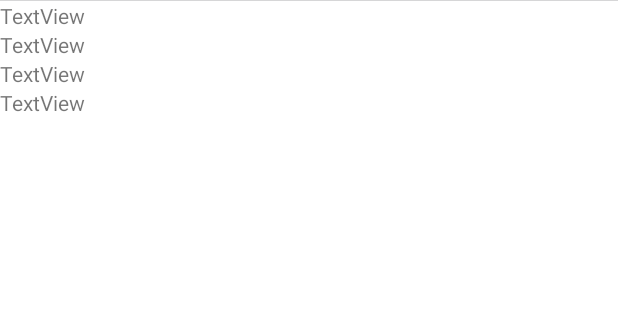
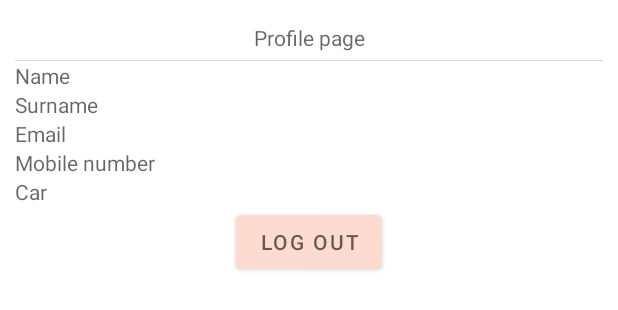
Before and after one commit to blancadomene/Driverse-Frontend, an Android app: the layout fragment_profile.xml on its own in the app's theme, with its tools: preview values and no code run, on a phone screen of 412 x 824 dp. Shown: the top 310 px of the screen. Run offline under Robolectric (Android 15) with nearby library versions, the phone set to English and light mode, and no system bars.

```diff
--- a/app/src/main/java/com/blancadomene/tfg/availableDaysOfWeek.java
+++ b/app/src/main/java/com/blancadomene/tfg/AvailableDaysOfWeek.java
@@ -8,7 +8,7 @@ import android.view.View;
 import android.view.ViewGroup;
 import android.widget.LinearLayout;
 
-public class availableDaysOfWeek extends LinearLayout {
+public class AvailableDaysOfWeek extends LinearLayout {
     View view;
     View monday;
     View tuesday;
@@ -18,7 +18,7 @@ public class availableDaysOfWeek extends LinearLayout {
     View saturday;
     View sunday;
 
-    public availableDaysOfWeek(Context context, AttributeSet attrs) {
+    public AvailableDaysOfWeek(Context context, AttributeSet attrs) {
         super(context, attrs);
 
         LayoutInflater inflater = (LayoutInflater)
--- a/app/src/main/java/com/blancadomene/tfg/RideDetailsFragment.java
+++ b/app/src/main/java/com/blancadomene/tfg/RideDetailsFragment.java
@@ -109,7 +109,7 @@ public class RideDetailsFragment extends Fragment {
                 ride.getEndDate().get(Calendar.DAY_OF_MONTH),
                 ride.getEndDate().get(Calendar.MONTH),
                 ride.getEndDate().get(Calendar.YEAR)));
-        //availableDaysOfWeek viewAv = (availableDaysOfWeek) getActivity().findViewById(R.id.fragment_ride_details_days_of_week_view);
+        //AvailableDaysOfWeek viewAv = (AvailableDaysOfWeek) getActivity().findViewById(R.id.fragment_ride_details_days_of_week_view);
         //boolean[] rdfAvailableDaysOfWeek = ride.getAvailableDaysOfWeek();
         //boolean[] rdfAvailableDaysOfWeek = new boolean[7];
         //viewAv.setEnabledDaysOfWeek(rdfAvailableDaysOfWeek);
--- a/app/src/main/java/com/blancadomene/tfg/User.java
+++ b/app/src/main/java/com/blancadomene/tfg/User.java
@@ -12,7 +12,6 @@ public class User {
     private String mobilePhone; // TODO: check valid
     private Image photo;
     private String car;
-
     private String preferences;
 
     public User(String name, String surName, String email, String phone) {
--- a/app/src/main/res/layout/fragment_profile.xml
+++ b/app/src/main/res/layout/fragment_profile.xml
@@ -1,12 +1,10 @@
 <?xml version="1.0" encoding="utf-8"?>
 <FrameLayout xmlns:android="http://schemas.android.com/apk/res/android"
-    xmlns:app="http://schemas.android.com/apk/res-auto"
     xmlns:tools="http://schemas.android.com/tools"
     android:layout_width="match_parent"
     android:layout_height="match_parent"
     tools:context=".ProfileFragment">
 
-    <!-- TODO: Update blank fragment layout -->
     <ScrollView
         android:layout_width="match_parent"
         android:layout_height="match_parent">
@@ -14,37 +12,68 @@
         <LinearLayout
             android:layout_width="match_parent"
             android:layout_height="wrap_content"
-            android:orientation="vertical" >
+            android:orientation="vertical"
+            android:padding="10dp">
+
+            <TextView
+                android:id="@+id/fragment_profile_message"
+                android:layout_width="match_parent"
+                android:layout_height="wrap_content"
+                android:gravity="center"
+                android:hint="@string/profile_message"
+                android:padding="5dp"
+                android:text="" />
 
             <ImageView
-                android:id="@+id/imageView"
+                android:id="@+id/fragment_profile_image"
                 android:layout_width="match_parent"
                 android:layout_height="wrap_content"
-                tools:src="@tools:sample/avatars" />
+                tools:src="@tools:sample/avatars"
+                android:contentDescription="@string/user_profile_image" />
 
             <TextView
-                android:id="@+id/textView"
+                android:id="@+id/fragment_profile_name"
                 android:layout_width="match_parent"
                 android:layout_height="wrap_content"
-                android:text="TextView" />
+                android:hint="@string/user_name"
+                android:text="" />
 
             <TextView
-                android:id="@+id/textView2"
+                android:id="@+id/fragment_profile_sur_name"
                 android:layout_width="match_parent"
                 android:layout_height="wrap_content"
-                android:text="TextView" />
+                android:hint="@string/user_sur_name"
+                android:text="" />
 
             <TextView
-                android:id="@+id/textView6"
+                android:id="@+id/fragment_profile_email"
                 android:layout_width="match_parent"
                 android:layout_height="wrap_content"
-                android:text="TextView" />
+                android:hint="@string/user_email"
+                android:text="" />
 
             <TextView
-                android:id="@+id/textView7"
+                android:id="@+id/fragment_profile_mobile_number"
                 android:layout_width="match_parent"
                 android:layout_height="wrap_content"
-                android:text="TextView" />
+                android:hint="@string/user_mobile_number"
+                android:text="" />
+
+            <TextView
+                android:id="@+id/fragment_profile_car"
+                android:layout_width="match_parent"
+                android:layout_height="wrap_content"
+                android:hint="@string/user_car"
+                android:text="" />
+
+            <Button
+                android:id="@+id/fragment_profile_log_out_button"
+                android:layout_width="wrap_content"
+                android:layout_height="wrap_content"
+                android:hint="@string/log_out_button"
+                android:text=""
+                android:layout_gravity="center" />
+
         </LinearLayout>
     </ScrollView>
 
--- a/app/src/main/res/layout/fragment_ride_details.xml
+++ b/app/src/main/res/layout/fragment_ride_details.xml
@@ -125,7 +125,7 @@
                     android:text="" />
             </LinearLayout>
 
-            <com.blancadomene.tfg.availableDaysOfWeek
+            <com.blancadomene.tfg.AvailableDaysOfWeek
                 android:id="@+id/fragment_ride_details_days_of_week_view"
                 android:layout_width="wrap_content"
                 android:layout_height="wrap_content"
@@ -144,7 +144,7 @@
                     android:scaleX="0.5"
                     android:scaleY="0.5"
                     tools:src="@tools:sample/avatars"
-                    android:contentDescription="@string/trip_drivers_image" />
+                    android:contentDescription="@string/trip_driver_image" />
 
                 <LinearLayout
                     android:layout_width="0dp"
--- a/app/src/main/res/layout/fragment_search.xml
+++ b/app/src/main/res/layout/fragment_search.xml
@@ -135,7 +135,7 @@
 
             </LinearLayout>
 
-            <com.blancadomene.tfg.availableDaysOfWeek
+            <com.blancadomene.tfg.AvailableDaysOfWeek
                 android:id="@+id/fragment_search_days_of_week_view"
                 android:layout_width="wrap_content"
                 android:layout_height="wrap_content"
--- a/app/src/main/res/values/strings.xml
+++ b/app/src/main/res/values/strings.xml
@@ -3,14 +3,19 @@
     <string name="colon">%1$s:%2s</string>      <!-- TODO: not used, show hour in Ride and RideDetails-->
     <string name="slash">/</string>      <!-- TODO: not used, show date in RideDetails-->
     <string name="dash">-</string>
+
     <!-- LoginScreenActivity -->
-    <string name="log_in_button">Log In</string>
+    <string name="log_in_button">LOG IN</string>
+    <string name="username">Username</string>
+    <string name="password">Password</string>
+
     <!-- MainActivity -->
     <string name="search_button">Search</string>
     <string name="notifications_button">Notifications</string>
     <string name="publish_button">Publish</string>
     <string name="profile_button">Profile</string>
-    <!-- ProfileFragment & Ride details-->
+
+    <!-- ProfileFragment & Ride details -->
     <string name="search_message">Looking for a ride?</string>
     <string name="departure_point">Departure point</string>
     <string name="departure_point_radius">Departure point radius (m)</string>
@@ -24,7 +29,7 @@
     <string name="available_seats">Available seats</string>
     <string name="price_per_seat">Price per seat</string>
     <string name="driver_name">Driver name</string> <!-- driver name, image, preferences and car repeated? -->
-    <string name="trip_drivers_image">Trip driver\'s image</string>
+    <string name="trip_driver_image">Trip driver\'s image</string>
     <string name="driver_preferences">Driver preferences</string>
     <string name="driver_car">Driver car</string>
     <string name="search_travel_button">SEARCH</string>
@@ -41,12 +46,21 @@
     <string name="saturday">S</string>
     <string name="sunday">S</string>
 
-    <!-- User -->
-    <string name="name">Name</string>
-    <string name="sur_name">Surname</string>
-    <string name="email">Email</string>
-    <string name="mobile_number">Mobile number</string>
-    <string name="car">Car</string>
+    <!-- User & Profile -->
+    <string name="user_name">Name</string>
+    <string name="user_sur_name">Surname</string>
+    <string name="user_email">Email</string>
+    <string name="user_mobile_number">Mobile number</string>
+    <string name="user_car">Car</string>
+    <string name="user_preferences">Car</string>
+    <string name="user_profile_image">Profile image</string>
+    <string name="log_out_button">LOG OUT</string>
+    <string name="profile_message">Profile page</string>
+
+    <!-- Notifications Card -->
+    <string name="card_message">Card message</string>
+    <string name="notification_card_image">Notification card image</string>
+    <string name="notifications_messages">Messages</string>
 
 
 </resources>
```
Also changed, not shown: app/src/main/java/com/blancadomene/tfg/LoginScreenActivity.java (+8 -2 lines), app/src/main/java/com/blancadomene/tfg/MainActivity.java (+22 -9 lines), app/src/main/java/com/blancadomene/tfg/Notification.java (added, +51 -0 lines), app/src/main/java/com/blancadomene/tfg/NotificationsFragment.java (+20 -4 lines), app/src/main/java/com/blancadomene/tfg/SearchFragment.java (+6 -7 lines), app/src/main/res/layout/activity_login_screen.xml (+28 -8 lines), app/src/main/res/layout/activity_main.xml (+5 -9 lines), app/src/main/res/layout/fragment_notifications.xml (+31 -1 lines), app/src/main/res/layout/layout_notification_card.xml (added, +49 -0 lines), app/src/main/res/layout/layout_ride_card.xml (+7 -7 lines).
